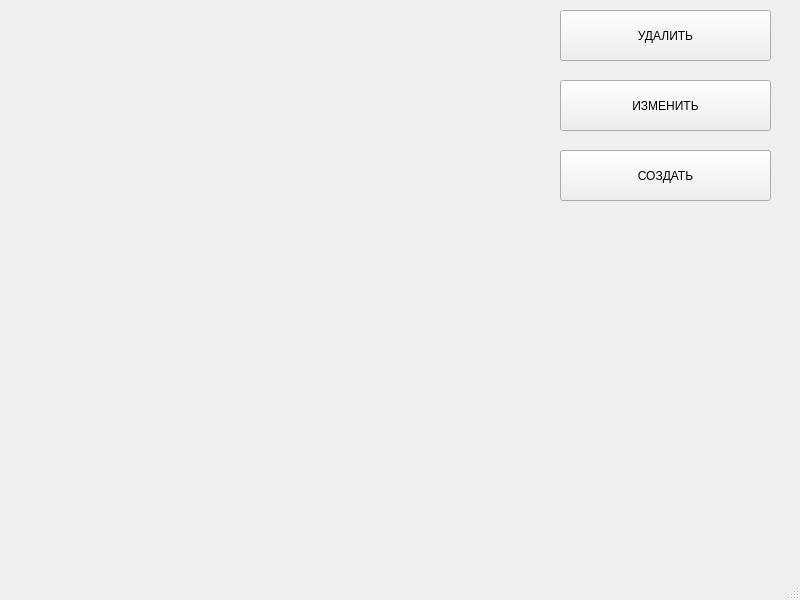
Old version of the form QT/QT_APP/mainwindow.ui in the repository GlucovAlexey/work_with_postgresql_with_Cxx.
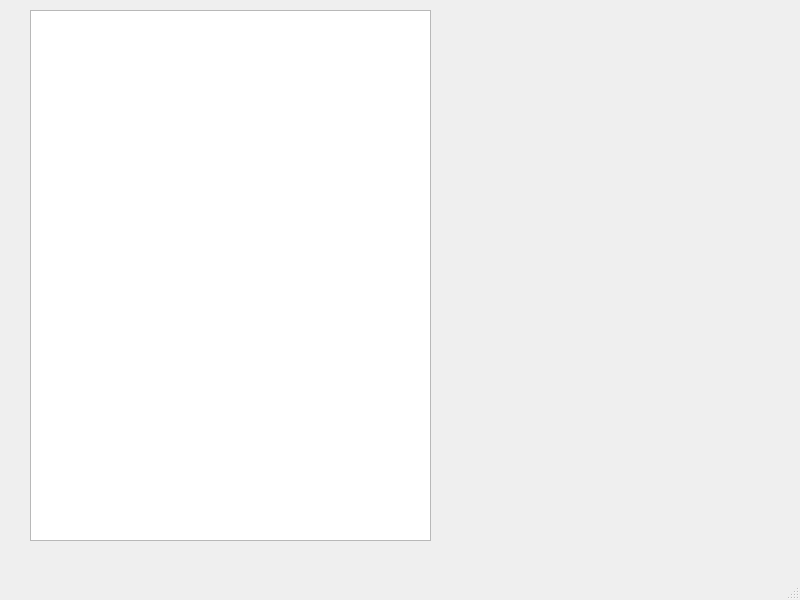
New version of the form.

```diff
--- a/QT/QT_APP/mainwindow.ui
+++ b/QT/QT_APP/mainwindow.ui
@@ -14,43 +14,14 @@
    <string>MainWindow</string>
   </property>
   <widget class="QWidget" name="centralwidget">
-   <widget class="QPushButton" name="pushButton">
+   <widget class="QTableView" name="tableView">
     <property name="geometry">
      <rect>
-      <x>560</x>
+      <x>30</x>
       <y>10</y>
-      <width>211</width>
-      <height>51</height>
+      <width>401</width>
+      <height>531</height>
      </rect>
-    </property>
-    <property name="text">
-     <string>УДАЛИТЬ</string>
-    </property>
-   </widget>
-   <widget class="QPushButton" name="pushButton_2">
-    <property name="geometry">
-     <rect>
-      <x>560</x>
-      <y>80</y>
-      <width>211</width>
-      <height>51</height>
-     </rect>
-    </property>
-    <property name="text">
-     <string>ИЗМЕНИТЬ</string>
-    </property>
-   </widget>
-   <widget class="QPushButton" name="pushButton_3">
-    <property name="geometry">
-     <rect>
-      <x>560</x>
-      <y>150</y>
-      <width>211</width>
-      <height>51</height>
-     </rect>
-    </property>
-    <property name="text">
-     <string>СОЗДАТЬ</string>
     </property>
    </widget>
   </widget>
```
